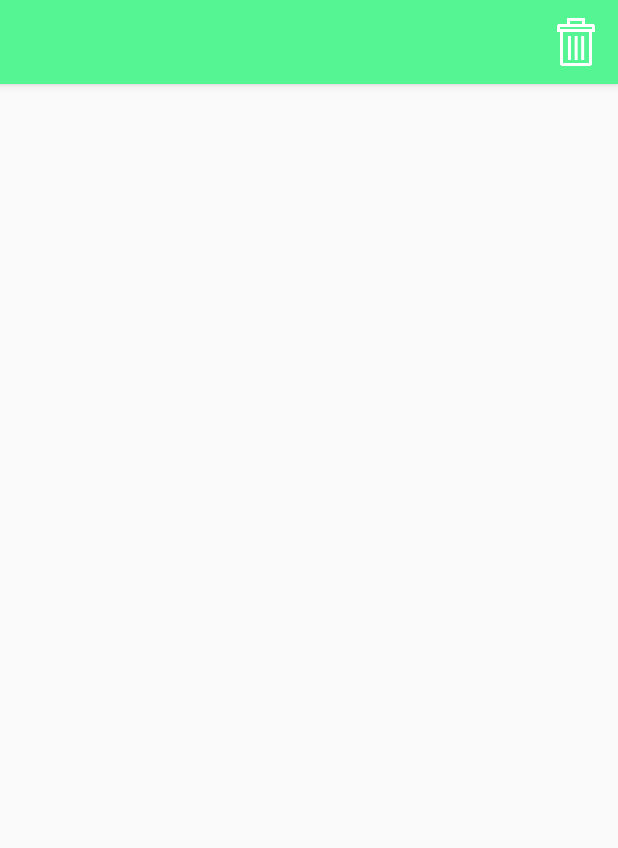
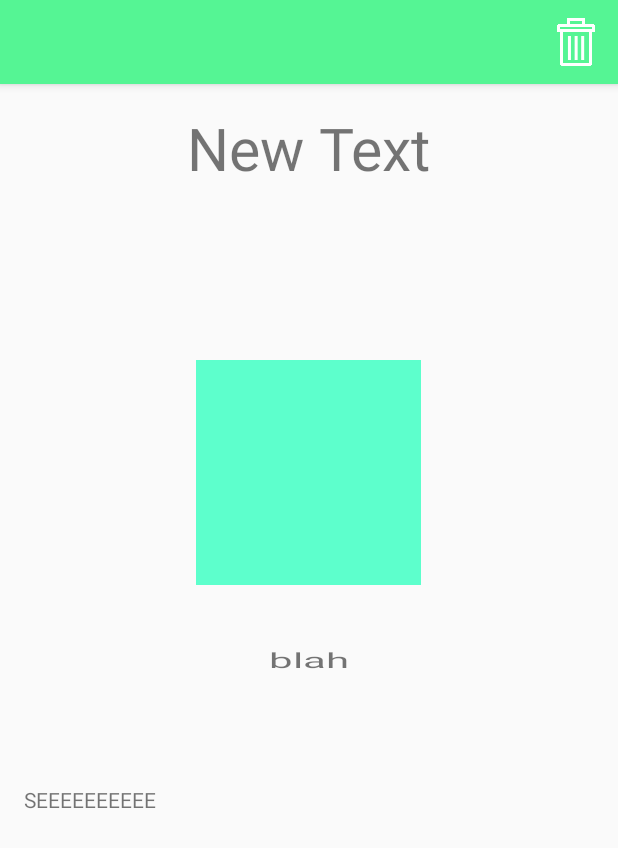
Before and after one commit to PromoPass/promopass.github.io, an Android app: the ViewAd screen opened directly, with no data from a screen before it, on a phone screen of 412 x 824 dp. Shown: the top 848 px of the screen. Run offline under Robolectric (Android 15) with nearby library versions, the phone set to English and light mode, and no system bars; 2 statements that could not run were skipped.

Commit message:
View Ad xml styling

```diff
--- a/PromoPass/app/src/main/java/nmotion/promopass/ViewAd.java
+++ b/PromoPass/app/src/main/java/nmotion/promopass/ViewAd.java
@@ -8,6 +8,9 @@ import android.view.Menu;
 import android.view.MenuItem;
 import android.widget.TextView;
 import android.widget.Toast;
+
+import org.json.JSONException;
+import org.json.JSONObject;
 
 public class ViewAd extends AppCompatActivity {
 
@@ -24,7 +27,14 @@ public class ViewAd extends AppCompatActivity {
         test = (TextView) findViewById(R.id.textView);
         test.setText(getIntent().getStringExtra("AdID"));
 
-        // get Ad from AdID
+        String adID = "20";
+        JSONObject json = null;
+        try {
+            json = new JSONObject("{\"Ad\": [ { \"ProviderID\": \"324392432nkfde\", \"FirstName\": \"Jeffrey\", \"LastName\": \"Olsen\", \"Email\": \"jolsen342@gmail.com\" }, { \"ProviderID\": \"o23jkhr23234\", \"FirstName\": \"Jessica\", \"LastName\": \"Covington\", \"Email\": \"sanspei@gmail.com\" }, { \"ProviderID\": \"YIk_6QHvRUKGxXTbSOu7pA\", \"FirstName\": \"Fenda\", \"LastName\": \"Troung\", \"Email\": \"fenda.tr@gmail.com\" } ]}");
+            String allArrays = json.getString("Provider");
+        } catch (JSONException e) {
+            e.printStackTrace();
+        }
 
     }
 
--- a/PromoPass/app/src/main/res/layout/content_view_ad.xml
+++ b/PromoPass/app/src/main/res/layout/content_view_ad.xml
@@ -13,7 +13,40 @@
         android:layout_width="wrap_content"
         android:layout_height="wrap_content"
         android:text="New Text"
-        android:id="@+id/textView"
+        android:id="@+id/businessName"
+        android:layout_centerHorizontal="true"
+        android:textSize="39dp"
+        />
+
+    <ImageView
+        android:id="@+id/pic"
+        android:layout_width="150dp"
+        android:layout_height="150dp"
+        android:adjustViewBounds="false"
+        android:src="#5dffcc"
+        android:layout_gravity="center_vertical"
+        android:layout_above="@+id/title"
+        android:layout_centerHorizontal="true"
+        android:layout_marginBottom="40dp"/>
+
+    <TextView
+        android:id="@+id/title"
+        android:text="blah"
+        android:textScaleX="2"
+        android:layout_width="wrap_content"
+        android:layout_height="wrap_content"
         android:layout_centerVertical="true"
-        android:layout_centerHorizontal="true" />
+        android:layout_centerHorizontal="true"/>
+
+    <TextView
+        android:id="@+id/description"
+        android:layout_width="match_parent"
+        android:layout_height="wrap_content"
+        android:paddingTop="10dp"
+        android:text="SEEEEEEEEEE"
+        android:layout_below="@+id/title"
+        android:layout_alignParentStart="true"
+        android:layout_marginTop="64dp"/>
+
+
 </RelativeLayout>
```
